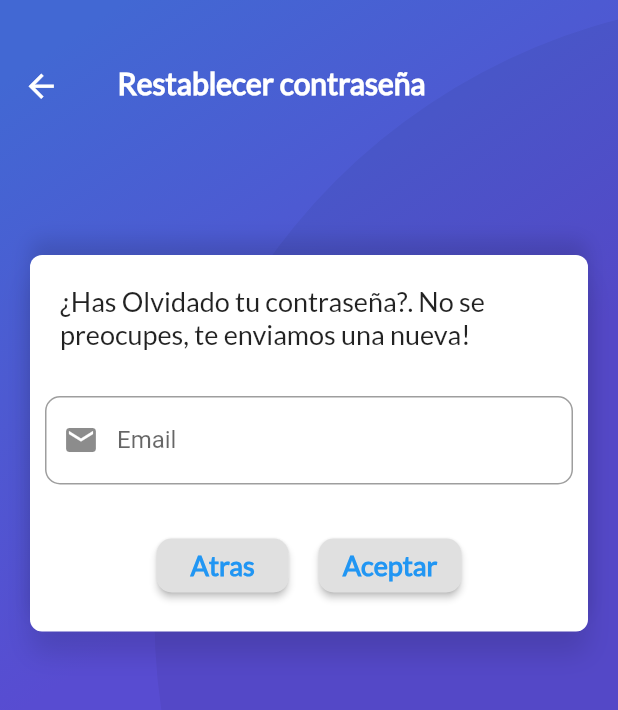
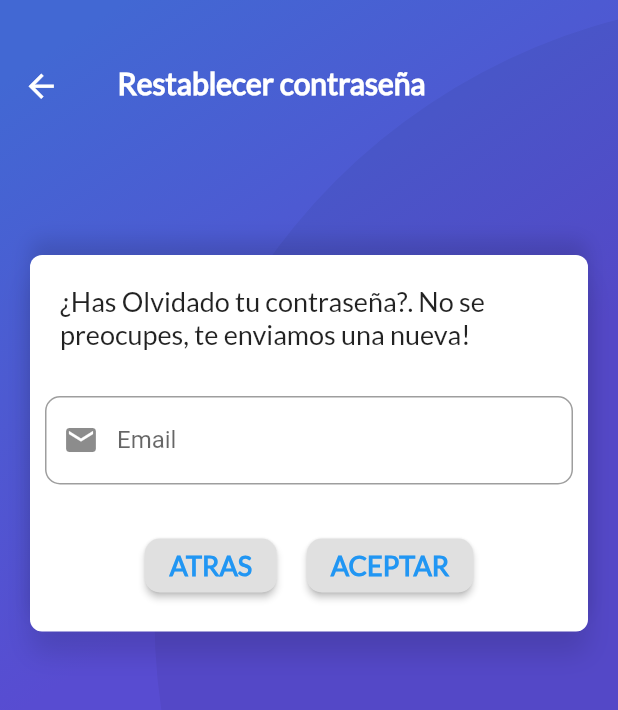
Before and after one commit to mdsdeveloper/domotica, a Flutter app: the screen it shows after launch, after a tap on "Iniciar sesión", after a tap on "Recuperar contraseña", on a phone screen of 412 x 824 dp. Shown: the top 710 px of the screen. Run offline on Flutter 3.47's test engine with Material 2 defaults, Android fonts, the phone set to English and light mode, and no system bars; our stand-ins replace cloud_firestore, curved_navigation_bar, email_validator, firebase_auth, flushbar, font_awesome_flutter and 1 more; accounts and stored records are empty.

Commit message:
Añado circular progress bar en login, registro y cambio de contraseña

```diff
--- a/lib/Users/ui/pages/login_page.dart
+++ b/lib/Users/ui/pages/login_page.dart
@@ -1,8 +1,11 @@
 import 'package:email_validator/email_validator.dart';
+import 'package:firebase_auth/firebase_auth.dart';
+import 'package:flushbar/flushbar.dart';
 import 'package:flutter/cupertino.dart';
 import 'package:flutter/material.dart';
 import 'package:flutterappdomotica/Users/bloc/user_bloc.dart';
 import 'package:flutterappdomotica/Users/ui/widget/verified_show_dialog.dart';
+import 'package:flutterappdomotica/Widget/curved_navigation_bar_init.dart';
 import 'package:flutterappdomotica/Widget/custom_raised_button.dart';
 import 'package:flutterappdomotica/constants.dart';
 import 'package:flutterappdomotica/providers/provider.dart';
@@ -176,7 +179,7 @@ class _LoginScreen extends State<LoginPage> {
             children: <Widget>[
               RaisedButton(
                 child: Text(
-                  "Atras",
+                  "ATRAS",
                   style: TextStyle(
                       fontFamily: "Lato",
                       fontSize: 18.0,
@@ -195,7 +198,7 @@ class _LoginScreen extends State<LoginPage> {
               ),
               RaisedButton(
                 child: Text(
-                  "Aceptar",
+                  "ACEPTAR",
                   style: TextStyle(
                       fontFamily: "Lato",
                       fontSize: 18.0,
@@ -206,6 +209,15 @@ class _LoginScreen extends State<LoginPage> {
                     borderRadius: BorderRadius.circular(10.0)),
                 onPressed: () {
                   if (_formKeyLogin.currentState.validate()) {
+                    showDialog(
+                        context: context,
+                        builder: (BuildContext context) {
+                          return Container(
+                            height: _screenHeight / 6,
+                            width: _screenWidth / 6,
+                            child: Center(child: CircularProgressIndicator()),
+                          );
+                        });
                     userBloc.sendPasswordReset(context, loginBloc.email);
                   } else {
                     print("No validado");
@@ -219,32 +231,6 @@ class _LoginScreen extends State<LoginPage> {
     );
   }
 
-  Widget _forgotButton(
-      BuildContext context, LoginBloc loginBloc, UserBloc userBloc) {
-    return CustomRaisedButton(
-        text: "Restablecer contraseña",
-        marginTop: 10,
-        onPressed: () {
-          if (_formKeyLogin.currentState.validate()) {
-            /*userBloc.signInWithEmailAndPassword(context, loginBloc.email, loginBloc.password)
-                .then((logedUser) {
-              if (logedUser.isEmailVerified) {
-                print("Validado y verificado");
-                _cleanTextField();
-                Navigator.pushReplacementNamed(context, homePage);
-              } else {
-                LoginShowDialog(
-                    context, "Verificar email", verificarEmail, loginPage);
-              }
-            });*/
-          } else {
-            print("No validado");
-          }
-          _isForgoten = false;
-          Navigator.pushReplacementNamed(context, loginPage);
-        });
-  }
-
   Widget _submitButton(
       BuildContext context, LoginBloc loginBloc, UserBloc userBloc) {
     return CustomRaisedButton(
@@ -252,7 +238,18 @@ class _LoginScreen extends State<LoginPage> {
         marginTop: 10,
         onPressed: () {
           if (_formKeyLogin.currentState.validate()) {
-            userBloc.signInWithEmailAndPassword(context, loginBloc.email, loginBloc.password)
+            showDialog(
+                context: context,
+                builder: (BuildContext context) {
+                  return Container(
+                    height: _screenHeight / 6,
+                    width: _screenWidth / 6,
+                    child: Center(child: CircularProgressIndicator()),
+                  );
+                });
+            userBloc
+                .signInWithEmailAndPassword(
+                    context, loginBloc.email, loginBloc.password)
                 .then((logedUser) {
               if (logedUser.isEmailVerified) {
                 print("Validado y verificado");
@@ -339,71 +336,6 @@ class _LoginScreen extends State<LoginPage> {
     );
   }
 
-/*  void _resetPassword(BuildContext context, LoginBloc loginBloc) {
-    showDialog(
-        context: context,
-        builder: (BuildContext context) {
-          return AlertDialog(
-            contentPadding: EdgeInsets.only(right: 20.0, left: 20.0),
-            backgroundColor: Colors.white,
-            elevation: 10.0,
-            shape: RoundedRectangleBorder(
-                borderRadius: BorderRadius.circular(20.0)),
-            title: Center(child: Text("Restablecer contraseña")),
-            content:
-            Container(
-              width: 300.0,
-//              _orientation == Orientation.landscape
-//                  ? _screenWidth /2
-//                  :_screenWidth,
-
-              margin: EdgeInsets.symmetric(horizontal: 20.0),
-              padding: EdgeInsets.symmetric(vertical: 20.0),
-              child: Form(
-                child: _buildUserInput(loginBloc),
-              ),
-            ),
-            actions: [
-              FlatButton(
-                child: Text("Atras",
-                    style: TextStyle(
-                        fontFamily: fontFamilyText,
-                        fontSize: 18.0,
-                        color: Colors.blueAccent)),
-                onPressed: () => Navigator.pop(context),
-              ),
-              SizedBox(width: 70.0),
-              FlatButton(
-                  child: Text("Restablecer",
-                      style: TextStyle(
-                          fontFamily: fontFamilyText,
-                          fontSize: 18.0,
-                          color: Colors.blueAccent)),
-                  onPressed: () {
-                    if (_formKeyLogin.currentState.validate()) {
-    //                          userBloc.signInWithEmailAndPassword(context, loginBloc.email, loginBloc.password)
-    ////                              .then((logedUser) {
-    ////                            if (logedUser.isEmailVerified) {
-    ////                              print("Validado y verificado");
-    ////                              _cleanTextField();
-    ////                              Navigator.pushReplacementNamed(context, homePage);
-    ////                            } else {
-    ////                              LoginShowDialog(
-    ////                                  context, "Verificar email", verificarEmail, loginPage);
-    ////                            }
-    ////                          });
-                      print("Validado");
-                    } else {
-                      print("No validado");
-                    }
-
-                    Navigator.pushReplacementNamed(context, loginPage);
-                  })
-            ],
-          );
-        });
-  }*/
-
   String validateEmail(String value) {
     if (value.isEmpty) {
       _emailValidado = "Error debe rellenar el campo";
```
Also changed, not shown: lib/Users/ui/pages/home_page.dart (+3 -20 lines), lib/Users/ui/pages/register_page.dart (+9 -0 lines).
